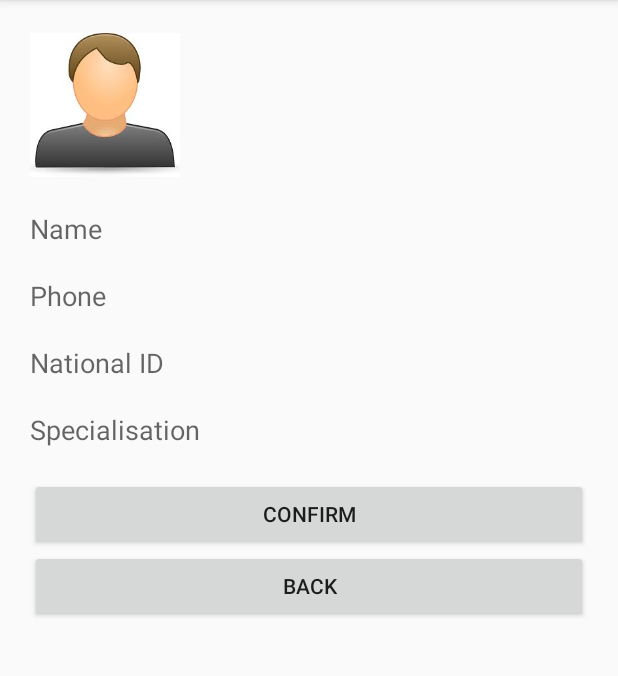
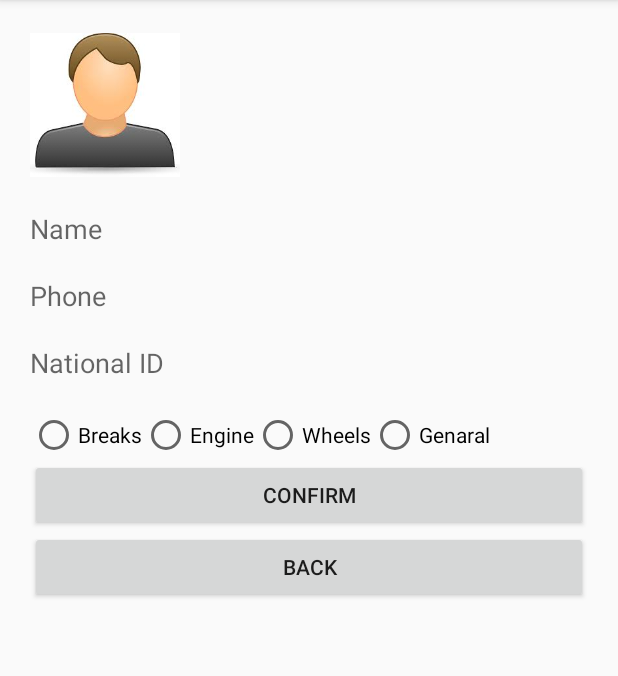
Before and after one commit to yator/mechanic-finder, an Android app: the MechanicSettingsActivity screen opened directly, with no data from a screen before it, on a phone screen of 412 x 824 dp, the part 84-760 px from its top. Run offline under Robolectric (Android 15) with nearby library versions, the phone set to English and light mode, and no system bars; our stand-ins replace Firebase (no records; nobody signed in at launch, a user with empty details on screens opened directly).

Commit message:
selection of specific mechanic

```diff
--- a/app/src/main/AndroidManifest.xml
+++ b/app/src/main/AndroidManifest.xml
@@ -51,7 +51,7 @@
             android:name=".MechanicMapsActivity"
             android:label="@string/title_activity_mechanic_maps" />
         <activity android:name=".CustomerSettingsActivity" />
-        <activity android:name=".MechanicSettingsActivity"></activity>
+        <activity android:name=".MechanicSettingsActivity" />
     </application>
 
 </manifest>
--- a/app/src/main/java/com/example/abelo/findermechanic/MechanicMapsActivity.java
+++ b/app/src/main/java/com/example/abelo/findermechanic/MechanicMapsActivity.java
@@ -209,7 +209,6 @@ public class MechanicMapsActivity extends FragmentActivity implements OnMapReady
                     mCustomerPhone.setText(map.get("phone").toString());
                 }
 
-
                 if (map.get("profileImageUrl") != null) {
                     Glide.with(getApplication()).load(dataSnapshot.child("profileImageUrl").getValue().toString()).into(mCustomerProfileImage);
                 }
--- a/app/src/main/res/layout/activity_customer_login.xml
+++ b/app/src/main/res/layout/activity_customer_login.xml
@@ -17,6 +17,7 @@
         android:layout_width="match_parent"
         android:layout_height="wrap_content"
         android:hint="Password"
+        android:inputType="textPassword"
         android:id="@+id/password" />
 
     <Button
--- a/app/src/main/res/layout/activity_customer_settings.xml
+++ b/app/src/main/res/layout/activity_customer_settings.xml
@@ -6,7 +6,8 @@
     android:layout_height="match_parent"
     tools:context=".CustomerSettingsActivity"
     android:orientation="vertical"
-    android:padding="20sp">
+    android:padding="20sp"
+    >
 
     <ImageView
         android:layout_width="100sp"
--- a/app/src/main/res/layout/activity_mechanic_login.xml
+++ b/app/src/main/res/layout/activity_mechanic_login.xml
@@ -17,6 +17,7 @@
         android:layout_width="match_parent"
         android:layout_height="wrap_content"
         android:hint="Password"
+        android:inputType="textPassword"
         android:id="@+id/password" />
 
     <Button
--- a/app/src/main/res/layout/activity_mechanic_settings.xml
+++ b/app/src/main/res/layout/activity_mechanic_settings.xml
@@ -41,14 +41,34 @@
         android:hint="National ID"
         android:layout_marginBottom="20sp"
         android:inputType="number" />
+<RadioGroup
+    android:layout_width="match_parent"
+    android:layout_height="wrap_content"
+    android:id="@+id/radioGroup"
+    android:orientation="horizontal">
+    <RadioButton
+        android:layout_width="wrap_content"
+        android:layout_height="wrap_content"
+        android:text="Breaks"
+        android:id="@+id/breaks"/>
+    <RadioButton
+        android:layout_width="wrap_content"
+        android:layout_height="wrap_content"
+        android:text="Engine"
+        android:id="@+id/engine"/>
+    <RadioButton
+        android:layout_width="wrap_content"
+        android:layout_height="wrap_content"
+        android:text="Wheels"
+        android:id="@+id/wheels"/>
+    <RadioButton
+        android:layout_width="wrap_content"
+        android:layout_height="wrap_content"
+        android:text="Genaral"
+        android:id="@+id/general"/>
 
-    <EditText
-        android:layout_width="match_parent"
-        android:layout_height="wrap_content"
-        android:id="@+id/specialisation"
-        android:background="@null"
-        android:hint="Specialisation"
-        android:layout_marginBottom="20sp" />
+</RadioGroup>
+
 
     <Button
         android:layout_width="match_parent"
```
Also changed, not shown: app/src/main/java/com/example/abelo/findermechanic/CustomerMapActivity.java (+51 -6 lines), app/src/main/java/com/example/abelo/findermechanic/MechanicSettingsActivity.java (+29 -3 lines), app/src/main/res/layout/activity_customer_map.xml (+49 -10 lines), app/src/main/res/layout/activity_mechanic_maps.xml (+35 -13 lines).
